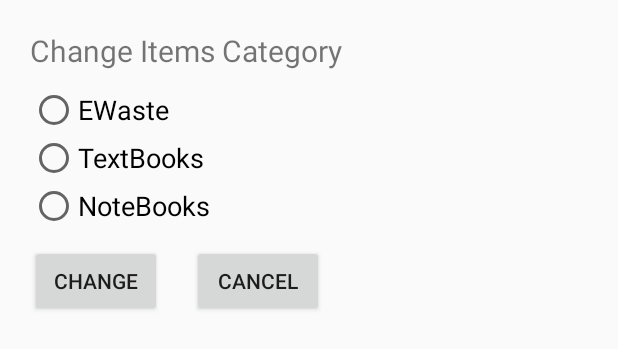
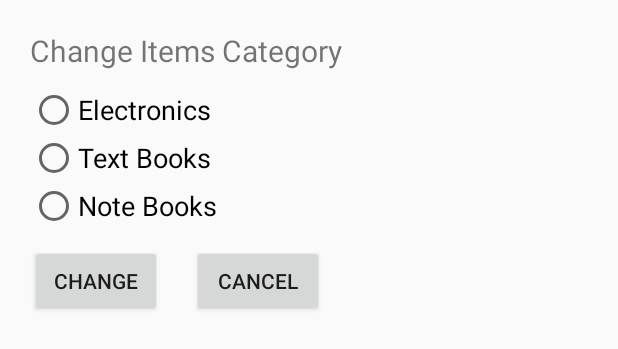
Before and after one commit to kirtikjangale/SeAndroidFrontend, an Android app: the layout bottom_category_dialog.xml on its own in the app's theme, with its tools: preview values and no code run, on a phone screen of 412 x 824 dp. Shown: the top 349 px of the screen. Run offline under Robolectric (Android 15) with nearby library versions, the phone set to English and light mode, and no system bars.

Commit message:
small visual changes

```diff
--- a/app/src/main/java/com/example/seandroidproject/fragment/WishlistFragment.kt
+++ b/app/src/main/java/com/example/seandroidproject/fragment/WishlistFragment.kt
@@ -26,7 +26,6 @@ class WishlistFragment : Fragment() {
         val view = inflater.inflate(R.layout.fragment_wishlist, container, false)
 
         recyclerAllItems = view.findViewById(R.id.recycler_allitems)
-
         recyclerAllItems.layoutManager = LinearLayoutManager(activity)
         fetchJson()
         // Inflate the layout for this fragment
@@ -38,12 +37,12 @@ class WishlistFragment : Fragment() {
     fun fetchJson(){
         println("fetching JSON data from backend...")
 
-        val url = "https://se-course-app.herokuapp.com/users/wishlist"
+        val url = "https://se-course-app.herokuapp.com/users/wishlist/me"
 
         val client = OkHttpClient()
 
         // authentication is hardcoded
-        val request = Request.Builder().url(url).addHeader("Authorization", "Bearer eyJhbGciOiJIUzI1NiIsInR5cCI6IkpXVCJ9.eyJfaWQiOiI1ZjQ1ZmYxYmU0YTdmNjAwMTcyNWQwZmUiLCJpYXQiOjE1OTg0NjU2MDMsImV4cCI6MTU5OTE1NjgwM30.n5HaZnLmVfTjXJrgAap4RDW331WNPcqow2KRyIxbl0w").build()
+        val request = Request.Builder().url(url).addHeader("Authorization", "Bearer eyJhbGciOiJIUzI1NiIsInR5cCI6IkpXVCJ9.eyJfaWQiOiI1ZjRiYjc2Y2Q3YzQ3MDAwMTc2ZGUzMTUiLCJpYXQiOjE1OTg3OTgwMDQsImV4cCI6MTU5OTQ4OTIwNH0.V-yJS5TBzP2lm3EJWMBUbI7TStgxQWepHQYrfaXfFbs").build()
 
         client.newCall(request).enqueue(object: Callback {
             override fun onResponse(call: Call, response: Response) {
--- a/app/src/main/res/layout/bottom_category_dialog.xml
+++ b/app/src/main/res/layout/bottom_category_dialog.xml
@@ -39,7 +39,7 @@
                     android:id="@+id/category_ewaste"
                     android:layout_width="wrap_content"
                     android:layout_height="wrap_content"
-                    android:text="EWaste"
+                    android:text="Electronics"
                     android:textSize="18dp"
                     />
 
@@ -47,13 +47,13 @@
                     android:id="@+id/category_textwaste"
                     android:layout_width="wrap_content"
                     android:layout_height="wrap_content"
-                    android:text="TextBooks"
+                    android:text="Text Books"
                     android:textSize="18dp" />
                 <RadioButton
                     android:id="@+id/category_notewaste"
                     android:layout_width="wrap_content"
                     android:layout_height="wrap_content"
-                    android:text="NoteBooks"
+                    android:text="Note Books"
                     android:textSize="18dp"
                     />
             </RadioGroup>
```
Also changed, not shown: app/src/main/java/com/example/seandroidproject/activity/HomePageActivity.kt (+1 -8 lines), app/src/main/java/com/example/seandroidproject/fragment/AllItemsFragment.kt (+14 -2 lines).
